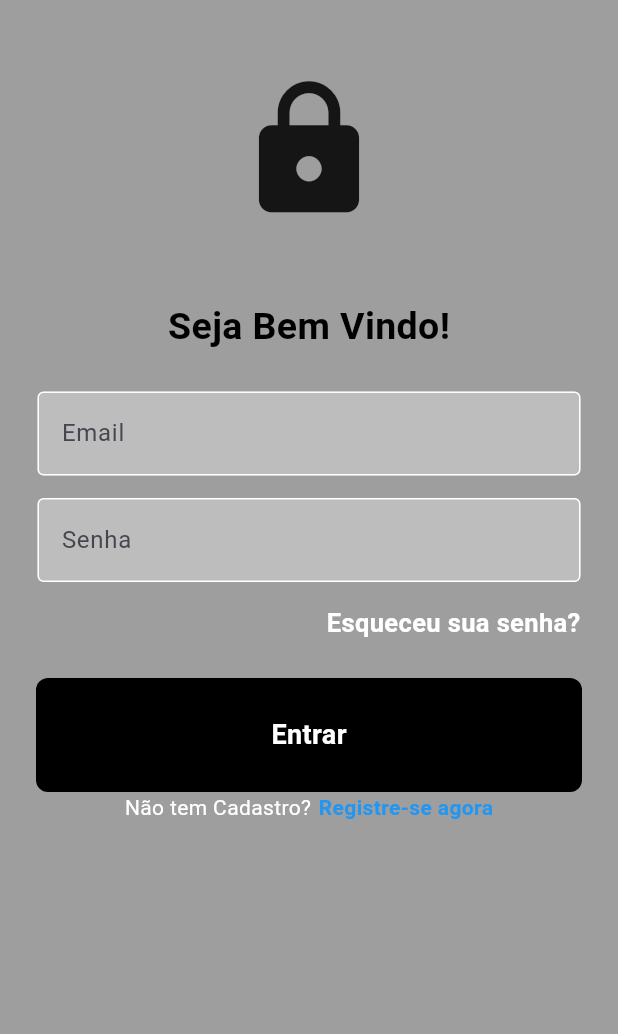
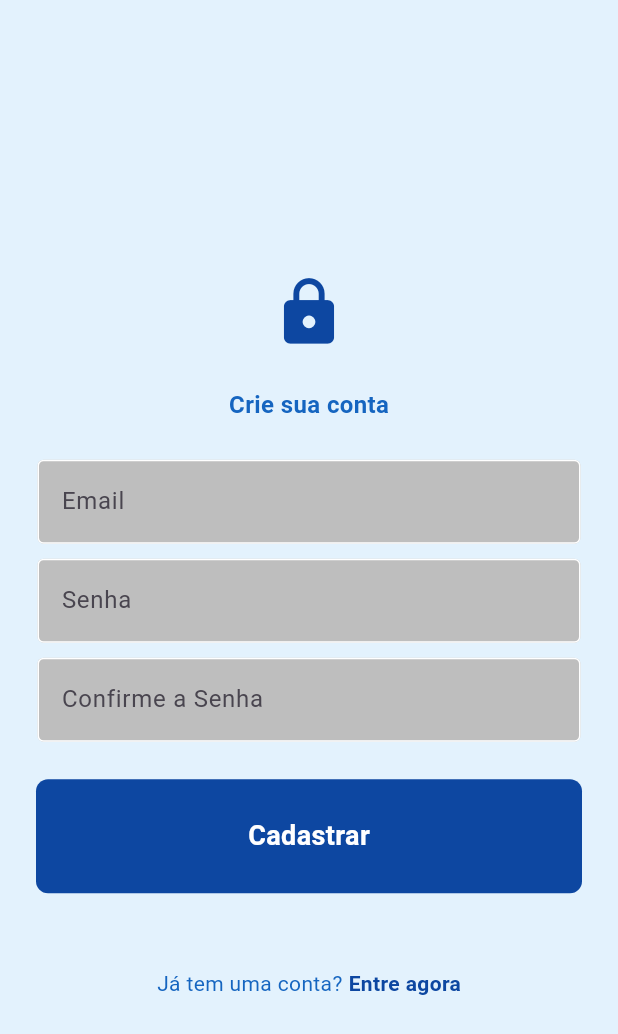
Before and after one commit to diegocamargo55555/t3_pais, a Flutter app: the screen it shows after launch, after a tap on "Registre-se agora", on a phone screen of 412 x 824 dp. Shown: the top 1034 px of the screen. Run offline on Flutter 3.47's test engine with Material 3 defaults, Android fonts, the phone set to English and light mode, and no system bars; our stand-ins replace firebase_auth, firebase_core; accounts and stored records are empty; network calls fail.

Commit message:
pg de registro e mudança para azul

```diff
--- a/lib/view/components/my_button.dart
+++ b/lib/view/components/my_button.dart
@@ -1,25 +1,32 @@
 import 'package:flutter/material.dart';
 
 class MyButton extends StatelessWidget {
-  MyButton({super.key, required this.onTap, required this.text});
-  Function()? onTap;
+  final Function()? onTap;
   final String text;
+  final Color? color;
+
+  const MyButton({
+    super.key,
+    required this.onTap,
+    required this.text,
+    this.color,
+  });
 
   @override
   Widget build(BuildContext context) {
     return GestureDetector(
       onTap: onTap,
       child: Container(
-        padding: EdgeInsets.all(25),
-        margin: EdgeInsets.symmetric(horizontal: 24),
+        padding: const EdgeInsets.all(25),
+        margin: const EdgeInsets.symmetric(horizontal: 24),
         decoration: BoxDecoration(
-          color: Colors.black,
+          color: color ?? Colors.black,
           borderRadius: BorderRadius.circular(8),
         ),
         child: Center(
           child: Text(
             text,
-            style: TextStyle(
+            style: const TextStyle(
               color: Colors.white,
               fontWeight: FontWeight.bold,
               fontSize: 18,
--- a/lib/view/login_page.dart
+++ b/lib/view/login_page.dart
@@ -1,11 +1,11 @@
 import 'package:firebase_auth/firebase_auth.dart';
-import 'package:firebase_core/firebase_core.dart';
 import 'package:flutter/material.dart';
 import 'package:t3_pais/view/components/my_button.dart';
 import 'package:t3_pais/view/components/my_textfield.dart';
+import 'package:t3_pais/view/register_page.dart';
 
 class LoginPage extends StatefulWidget {
-  LoginPage({super.key});
+  const LoginPage({super.key});
 
   @override
   State<LoginPage> createState() => _LoginPageState();
@@ -14,11 +14,12 @@ class LoginPage extends StatefulWidget {
 class _LoginPageState extends State<LoginPage> {
   final userNameController = TextEditingController();
   final passwordController = TextEditingController();
+
   void signUserIn() async {
     showDialog(
       context: context,
       builder: (context) {
-        return Center(child: CircularProgressIndicator());
+        return const Center(child: CircularProgressIndicator());
       },
     );
     try {
@@ -26,13 +27,13 @@ class _LoginPageState extends State<LoginPage> {
         email: userNameController.text,
         password: passwordController.text,
       );
-      Navigator.pop(context);
+      if (mounted) Navigator.pop(context);
     } on FirebaseAuthException catch (e) {
-      Navigator.pop(context);
+      if (mounted) Navigator.pop(context);
       showDialog(
         context: context,
         builder: (context) {
-          return AlertDialog(title: Text("Usuário/Senha Incorretas!"));
+          return const AlertDialog(title: Text("Usuário/Senha Incorretas!"));
         },
       );
     }
@@ -41,69 +42,90 @@ class _LoginPageState extends State<LoginPage> {
   @override
   Widget build(BuildContext context) {
     return Scaffold(
-      backgroundColor: Colors.grey,
+      backgroundColor: Colors.blue[50],
       body: SafeArea(
         child: SingleChildScrollView(
           child: Center(
             child: Column(
               children: <Widget>[
-                SizedBox(height: 50),
-                Icon(Icons.lock, size: 100),
-                SizedBox(height: 50),
+                const SizedBox(height: 50),
+                Icon(Icons.lock, size: 100, color: Colors.blue[900]),
+                const SizedBox(height: 50),
                 Text(
                   "Seja Bem Vindo!",
                   style: TextStyle(
-                    color: Colors.black,
+                    color: Colors.blue[800],
                     fontSize: 25,
                     fontWeight: FontWeight.bold,
                   ),
                 ),
-                SizedBox(height: 25),
+
+                const SizedBox(height: 25),
+
                 MyTextfield(
                   controller: userNameController,
                   hintText: "Email",
                   obscureText: false,
                 ),
-                SizedBox(height: 15),
+
+                const SizedBox(height: 15),
+
                 MyTextfield(
                   controller: passwordController,
                   hintText: "Senha",
                   obscureText: true,
                 ),
 
-                SizedBox(height: 15),
+                const SizedBox(height: 15),
+
                 Padding(
-                  padding: EdgeInsetsGeometry.symmetric(horizontal: 25),
+                  padding: const EdgeInsets.symmetric(horizontal: 25),
                   child: Row(
                     mainAxisAlignment: MainAxisAlignment.end,
                     children: <Widget>[
                       Text(
                         "Esqueceu sua senha?",
                         style: TextStyle(
-                          color: Colors.white,
-                          fontSize: 17,
+                          color: Colors.blue[700],
+                          fontSize: 16,
                           fontWeight: FontWeight.bold,
                         ),
                       ),
                     ],
                   ),
                 ),
-                SizedBox(height: 25),
-                MyButton(onTap: signUserIn, text: "Entrar"),
+
+                const SizedBox(height: 25),
+
+                MyButton(
+                  onTap: signUserIn,
+                  text: "Entrar",
+                  color: Colors.blue[900],
+                ),
+
+                const SizedBox(height: 25),
+
                 Row(
                   mainAxisAlignment: MainAxisAlignment.center,
                   children: <Widget>[
                     Text(
                       "Não tem Cadastro?",
-                      style: TextStyle(color: Colors.white),
+                      style: TextStyle(color: Colors.blue[800]),
                     ),
-                    SizedBox(width: 5),
+                    const SizedBox(width: 5),
                     GestureDetector(
-                      onTap: () {},
+                      onTap: () {
+                        Navigator.push(
+                          context,
+                          MaterialPageRoute(
+                            builder: (context) => const RegisterPage(),
+                          ),
+                        );
+                      },
                       child: Text(
                         "Registre-se agora",
                         style: TextStyle(
-                          color: Colors.blue,
+                          color: Colors.blue[900],
                           fontWeight: FontWeight.bold,
                         ),
                       ),
--- /dev/null
+++ b/lib/view/register_page.dart
@@ -0,0 +1,145 @@
+import 'package:firebase_auth/firebase_auth.dart';
+import 'package:flutter/material.dart';
+import 'package:t3_pais/view/components/my_button.dart';
+import 'package:t3_pais/view/components/my_textfield.dart';
+
+class RegisterPage extends StatefulWidget {
+  final Function()? onTap;
+  const RegisterPage({super.key, this.onTap});
+
+  @override
+  State<RegisterPage> createState() => _RegisterPageState();
+}
+
+class _RegisterPageState extends State<RegisterPage> {
+  final emailController = TextEditingController();
+  final passwordController = TextEditingController();
+  final confirmPasswordController = TextEditingController();
+
+  void signUserUp() async {
+    showDialog(
+      context: context,
+      builder: (context) {
+        return const Center(child: CircularProgressIndicator());
+      },
+    );
+
+    try {
+      if (passwordController.text == confirmPasswordController.text) {
+        await FirebaseAuth.instance.createUserWithEmailAndPassword(
+          email: emailController.text,
+          password: passwordController.text,
+        );
+        if (mounted) Navigator.pop(context);
+        if (mounted) Navigator.pop(context);
+      } else {
+        Navigator.pop(context);
+        showErrorMessage("As senhas não conferem!");
+      }
+    } on FirebaseAuthException catch (e) {
+      Navigator.pop(context);
+      showErrorMessage(e.code);
+    }
+  }
+
+  void showErrorMessage(String message) {
+    showDialog(
+      context: context,
+      builder: (context) {
+        return AlertDialog(
+          backgroundColor: Colors.blue[900],
+          title: Center(
+            child: Text(message, style: const TextStyle(color: Colors.white)),
+          ),
+        );
+      },
+    );
+  }
+
+  @override
+  Widget build(BuildContext context) {
+    return Scaffold(
+      backgroundColor: Colors.blue[50],
+      body: SafeArea(
+        child: Center(
+          child: SingleChildScrollView(
+            child: Column(
+              mainAxisAlignment: MainAxisAlignment.center,
+              children: [
+                const SizedBox(height: 25),
+                Icon(Icons.lock, size: 50, color: Colors.blue[900]),
+                const SizedBox(height: 25),
+
+                Text(
+                  'Crie sua conta',
+                  style: TextStyle(
+                    color: Colors.blue[800],
+                    fontSize: 16,
+                    fontWeight: FontWeight.bold,
+                  ),
+                ),
+
+                const SizedBox(height: 25),
+
+                MyTextfield(
+                  controller: emailController,
+                  hintText: 'Email',
+                  obscureText: false,
+                ),
+
+                const SizedBox(height: 10),
+
+                MyTextfield(
+                  controller: passwordController,
+                  hintText: 'Senha',
+                  obscureText: true,
+                ),
+
+                const SizedBox(height: 10),
+
+                MyTextfield(
+                  controller: confirmPasswordController,
+                  hintText: 'Confirme a Senha',
+                  obscureText: true,
+                ),
+
+                const SizedBox(height: 25),
+
+                MyButton(
+                  text: "Cadastrar",
+                  onTap: signUserUp,
+                  color: Colors.blue[900],
+                ),
+
+                const SizedBox(height: 50),
+
+                Row(
+                  mainAxisAlignment: MainAxisAlignment.center,
+                  children: [
+                    Text(
+                      'Já tem uma conta?',
+                      style: TextStyle(color: Colors.blue[800]),
+                    ),
+                    const SizedBox(width: 4),
+                    GestureDetector(
+                      onTap: () {
+                        Navigator.pop(context);
+                      },
+                      child: Text(
+                        'Entre agora',
+                        style: TextStyle(
+                          color: Colors.blue[900],
+                          fontWeight: FontWeight.bold,
+                        ),
+                      ),
+                    ),
+                  ],
+                ),
+              ],
+            ),
+          ),
+        ),
+      ),
+    );
+  }
+}
```
Also changed, not shown: assets/imgs/onu_logo.png (added).
